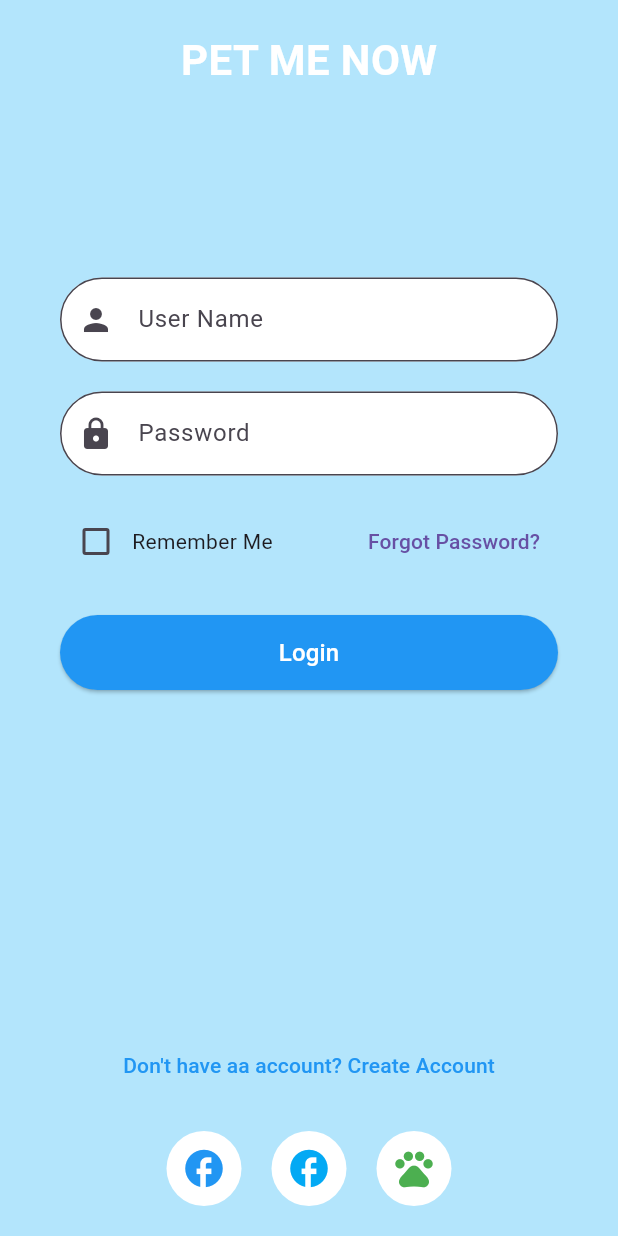
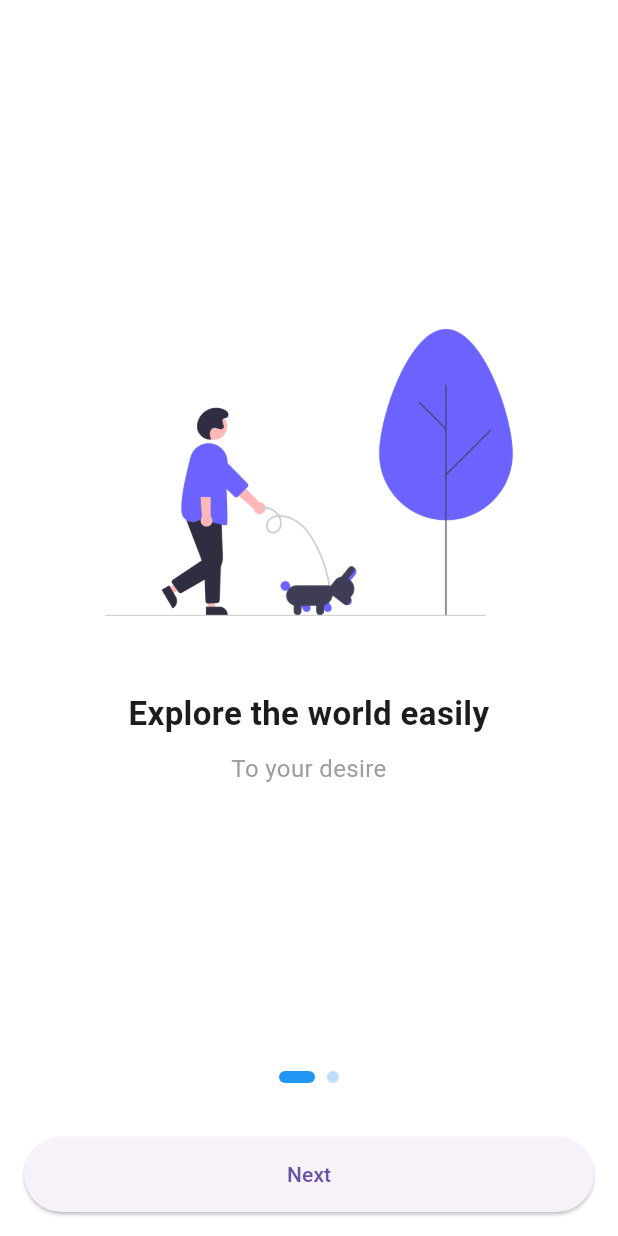
Before and after one commit to AtomSah/pet_care, a Flutter app: the screen it shows after launch, on a phone screen of 412 x 824 dp. Run offline on Flutter 3.47's test engine with Material 3 defaults, Android fonts, the phone set to English and light mode, and no system bars.

Commit message:
add onboarding screen

```diff
--- a/lib/App.dart
+++ b/lib/App.dart
@@ -1,5 +1,7 @@
 import 'package:flutter/material.dart';
 import 'package:pet_care/View/login_view.dart';
+import 'package:pet_care/View/onboarding_screen.dart';
+import 'package:pet_care/View/splash_screen.dart';
 
 class petCare extends StatelessWidget {
   const petCare({super.key});
@@ -7,7 +9,7 @@ class petCare extends StatelessWidget {
   @override
   Widget build(BuildContext context) {
     return const MaterialApp(
-      home: LoginView(),
+      home: SplashScreen(),
     );
   }
 }
--- /dev/null
+++ b/lib/View/onboarding_screen.dart
@@ -0,0 +1,136 @@
+import 'package:flutter/material.dart';
+import 'package:pet_care/View/login_view.dart';
+
+class OnboardingScreen extends StatefulWidget {
+  const OnboardingScreen({super.key});
+
+  @override
+  State<OnboardingScreen> createState() => _OnboardingScreenState();
+}
+
+class _OnboardingScreenState extends State<OnboardingScreen> {
+  final PageController _pageController = PageController();
+  int _currentPage = 0;
+
+  final List<Map<String, String>> onboardingData = [
+    {
+      "title": "Explore the world easily",
+      "subtitle": "To your desire",
+      "image":
+          "assets/image/onboarding2.png", // Replace with your image asset path
+    },
+    {
+      "title": "Reach the unknown spot",
+      "subtitle": "To your destination",
+      "image":
+          "assets/image/unboarding1.png", // Replace with your image asset path
+    },
+  ];
+
+  void _nextPage() {
+    if (_currentPage < onboardingData.length - 1) {
+      _pageController.nextPage(
+        duration: const Duration(milliseconds: 300),
+        curve: Curves.easeInOut,
+      );
+    } else {
+      // Navigate to Login Page
+      Navigator.pushReplacement(
+        context,
+        MaterialPageRoute(builder: (context) => LoginView()),
+      );
+    }
+  }
+
+  @override
+  Widget build(BuildContext context) {
+    return Scaffold(
+      backgroundColor: Colors.white,
+      body: SafeArea(
+        child: Column(
+          children: [
+            Expanded(
+              child: PageView.builder(
+                controller: _pageController,
+                onPageChanged: (index) {
+                  setState(() {
+                    _currentPage = index;
+                  });
+                },
+                itemCount: onboardingData.length,
+                itemBuilder: (context, index) {
+                  return Column(
+                    mainAxisAlignment: MainAxisAlignment.center,
+                    children: [
+                      // Add your images here
+                      Image.asset(
+                        onboardingData[index]["image"]!,
+                        height: 250,
+                      ),
+                      const SizedBox(height: 20),
+                      Text(
+                        onboardingData[index]["title"]!,
+                        style: const TextStyle(
+                          fontSize: 22,
+                          fontWeight: FontWeight.bold,
+                        ),
+                        textAlign: TextAlign.center,
+                      ),
+                      const SizedBox(height: 10),
+                      Text(
+                        onboardingData[index]["subtitle"]!,
+                        style: const TextStyle(
+                          fontSize: 16,
+                          color: Colors.grey,
+                        ),
+                        textAlign: TextAlign.center,
+                      ),
+                    ],
+                  );
+                },
+              ),
+            ),
+            // Page indicator
+            Row(
+              mainAxisAlignment: MainAxisAlignment.center,
+              children: List.generate(
+                onboardingData.length,
+                (index) => AnimatedContainer(
+                  duration: const Duration(milliseconds: 300),
+                  margin: const EdgeInsets.symmetric(horizontal: 4),
+                  height: 8,
+                  width: _currentPage == index ? 24 : 8,
+                  decoration: BoxDecoration(
+                    color: _currentPage == index
+                        ? Colors.blue
+                        : Colors.blue.withOpacity(0.3),
+                    borderRadius: BorderRadius.circular(4),
+                  ),
+                ),
+              ),
+            ),
+            const SizedBox(height: 20),
+            // Next Button
+            Padding(
+              padding: const EdgeInsets.all(16.0),
+              child: ElevatedButton(
+                onPressed: _nextPage,
+                style: ElevatedButton.styleFrom(
+                  minimumSize: const Size(double.infinity, 50),
+                  shape: RoundedRectangleBorder(
+                    borderRadius: BorderRadius.circular(30),
+                  ),
+                ),
+                child: Text(
+                  _currentPage == onboardingData.length - 1
+                      ? "Get Started"
+                      : "Next",
+                ),
+              ),
+            ),
+          ],
+        ),
+      ),
+    );
+  }
+}
```
Also changed, not shown: lib/View/login_view.dart (+15 -15 lines), lib/View/splash_screen.dart (added, +59 -0 lines), assets/image/Login screen.png (added), assets/image/download(1).jpeg (deleted), assets/image/download(2).jpeg (deleted), assets/image/download(3).jpeg (deleted), assets/image/download(4).jpeg (deleted), assets/image/download.jpeg (deleted), assets/image/onboarding2.png (added), assets/image/unboarding1.png (added).
